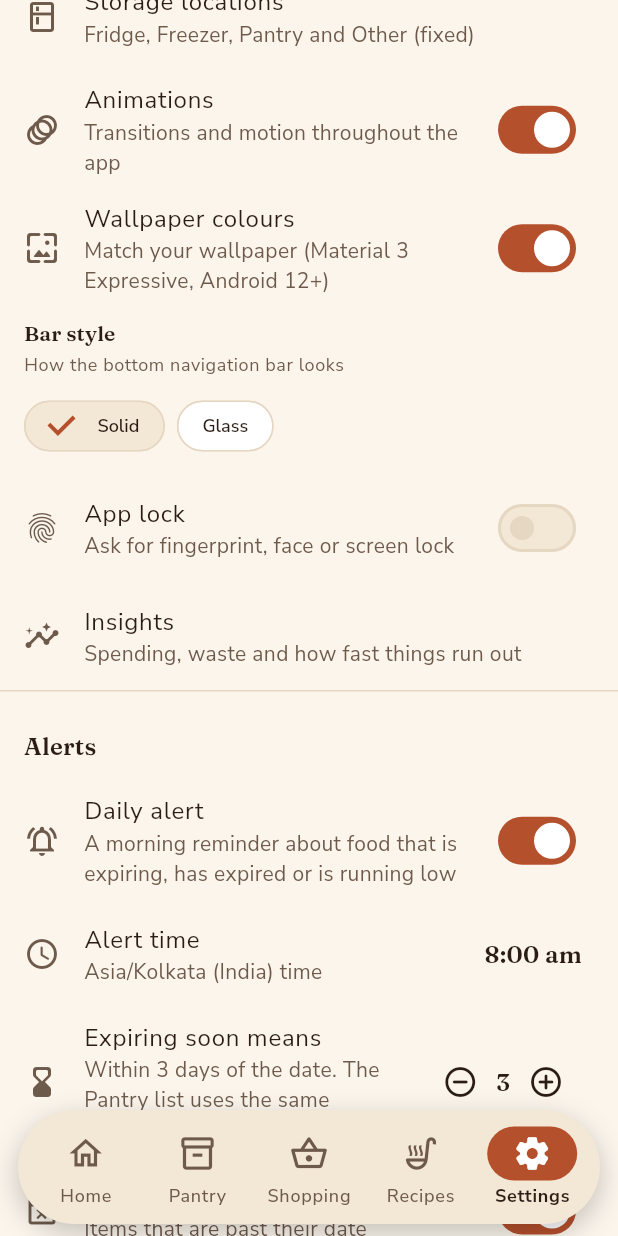
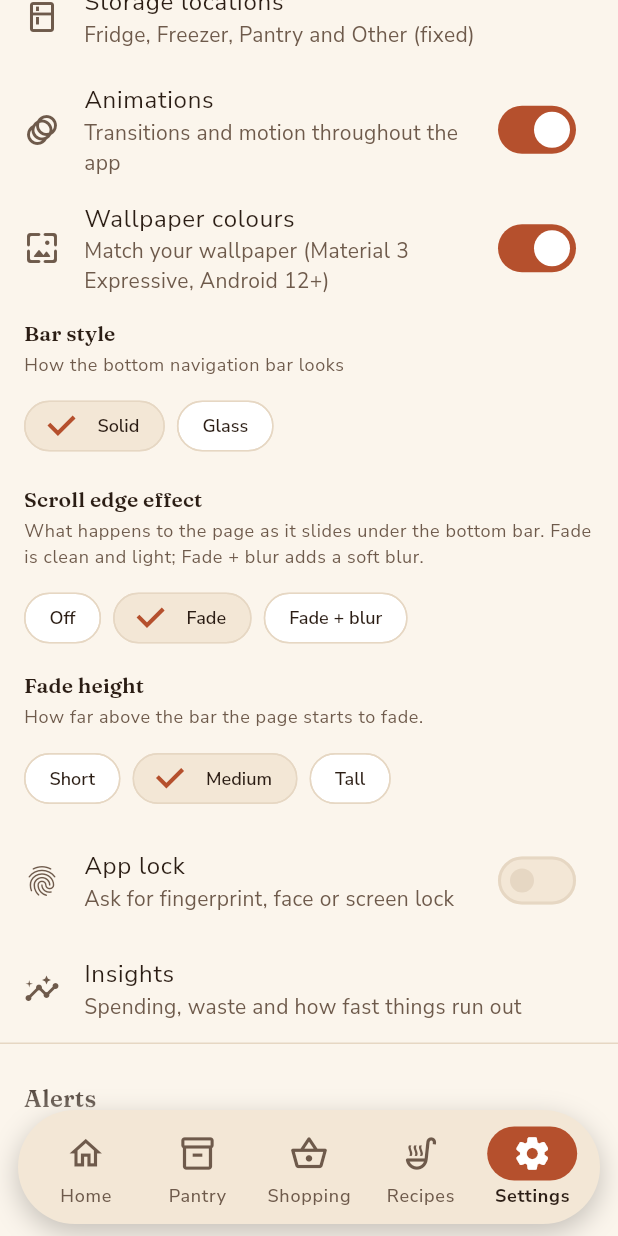
Before and after one commit to adssaketh/akshaya, a Flutter app: the screen it shows after launch, item 5 of the bottom bar chosen, scrolled down 576 dp, on a phone screen of 412 x 824 dp. Run offline on Flutter 3.47's test engine with Material 3 defaults, Android fonts, the phone set to English and light mode, and no system bars; drawn by our look-alikes of dynamic_color; our stand-ins replace cloud_firestore, drift, drift_flutter, file_picker, firebase_ai, firebase_auth and 10 more; missing offline and left inert: firebase_app_check, home_widget, mobile_scanner, quick_actions, record, workmanager; accounts and stored records are empty; statements that could not run were skipped.

Commit message:
Add Scroll edge effect: page fades (or fades and blurs) under the bottom bar
Port of Ping's scroll edge effect: Off / Fade / Fade + blur, blur strength and
fade height, in Settings. Default Fade. Local settings only.

Co-Authored-By: Claude Sonnet 5.5 <noreply@anthropic.com>
Claude-Session: https://claude.ai/code/session_01U5M53a3BWDbCF5tTCZsqAF

```diff
--- a/lib/core/design/design.dart
+++ b/lib/core/design/design.dart
@@ -13,6 +13,7 @@ export 'motion/reveal.dart';
 export 'theme/akshaya_theme.dart';
 export 'theme/design_context.dart';
 export 'tokens/akshaya_colors.dart';
+export 'widgets/scroll_edge_effect.dart';
 export 'tokens/layout_tokens.dart';
 export 'tokens/status_kind.dart';
 export 'typography/akshaya_text.dart';
--- a/lib/core/design/tokens/layout_tokens.dart
+++ b/lib/core/design/tokens/layout_tokens.dart
@@ -70,6 +70,16 @@ abstract final class AppSizes {
   static const double navShadowOffset = 6;
   static const double navShadowAlpha = 0.22;
   static const double navShadowAlphaDark = 0.55;
+  static const double edgeFadeShort = 12;
+  static const double edgeFadeMedium = 24;
+  static const double edgeFadeTall = 44;
+  static const double edgeBlurLight = 3;
+  static const double edgeBlurMedium = 5;
+  static const double edgeBlurStrong = 8;
+  static const int edgeBlurBands = 3;
+  static const double edgeSolidHideFactor = 0.45;
+  static const double edgeGlassFullFactor = 0.8;
+  static const double edgeGlassExtraFactor = 0.6;
   static const double navGlassEdgeWidth = 1;
   static const double navGlassEdgeAlpha = 0.5;
   static const double navGlassEdgeAlphaDark = 0.2;
--- /dev/null
+++ b/lib/core/design/widgets/scroll_edge_effect.dart
@@ -0,0 +1,105 @@
+import 'dart:ui' show ImageFilter;
+
+import 'package:flutter/material.dart';
+
+import '../theme/design_context.dart';
+import '../tokens/layout_tokens.dart';
+
+/// What happens to content as it slides under the floating bottom bar.
+enum ScrollEdgeKind { off, fade, blur }
+
+/// Fades (and optionally blurs) the bottom of [child], so lists vanish
+/// cleanly under the floating bar instead of being cut off or showing through
+/// as readable text. The same idea as Ping's "Scroll edge effect".
+///
+/// [barHeight] is the height of the bar the content runs under, measured from
+/// the screen bottom. A solid bar hides content itself, so the fade is gone
+/// by the middle of the bar and back in full a little above it; a glass bar
+/// shows content through it, so the fade starts at the screen edge.
+class ScrollEdgeEffect extends StatelessWidget {
+  const ScrollEdgeEffect({
+    super.key,
+    required this.child,
+    required this.kind,
+    required this.barHeight,
+    required this.glass,
+    this.fadeExtra = AppSizes.edgeFadeMedium,
+    this.blurSigma = AppSizes.edgeBlurMedium,
+  });
+
+  final Widget child;
+  final ScrollEdgeKind kind;
+  final double barHeight;
+  final bool glass;
+
+  /// Extra height of the fade zone above the bar.
+  final double fadeExtra;
+
+  /// Gaussian sigma of the strongest blur band (blur kind only).
+  final double blurSigma;
+
+  /// Distance from the screen bottom where content is fully gone.
+  double get hide => glass ? 0 : barHeight * AppSizes.edgeSolidHideFactor;
+
+  /// Distance from the screen bottom where content is fully visible again.
+  double get full => glass
+      ? barHeight * AppSizes.edgeGlassFullFactor +
+          fadeExtra * AppSizes.edgeGlassExtraFactor
+      : barHeight + fadeExtra;
+
+  @override
+  Widget build(BuildContext context) {
+    if (kind == ScrollEdgeKind.off || barHeight <= 0) {
+      return child;
+    }
+    final Color opaque = context.akColors.surface;
+    final double hideAt = hide;
+    final double fullAt = full;
+
+    final Widget faded = ShaderMask(
+      blendMode: BlendMode.dstIn,
+      shaderCallback: (Rect rect) {
+        final double h = rect.height <= 0 ? 1 : rect.height;
+        final double a = ((h - fullAt) / h).clamp(0.0, 1.0);
+        final double b = ((h - hideAt) / h).clamp(a, 1.0);
+        return LinearGradient(
+          begin: Alignment.topCenter,
+          end: Alignment.bottomCenter,
+          colors: <Color>[opaque, opaque, Colors.transparent],
+          stops: <double>[0, a, b],
+        ).createShader(rect);
+      },
+      child: child,
+    );
+    if (kind == ScrollEdgeKind.fade) {
+      return faded;
+    }
+
+    // Blur: a few bands, strongest next to the bar, none where content is
+    // fully visible. A real gradient blur is not available, so bands step.
+    final double band = fullAt / AppSizes.edgeBlurBands;
+    return Stack(
+      children: <Widget>[
+        Positioned.fill(child: faded),
+        for (int i = 0; i < AppSizes.edgeBlurBands; i++)
+          Positioned(
+            left: 0,
+            right: 0,
+            bottom: band * i,
+            height: band,
+            child: IgnorePointer(
+              child: ClipRect(
+                child: BackdropFilter(
+                  filter: ImageFilter.blur(
+                    sigmaX: blurSigma * (1 - i / AppSizes.edgeBlurBands),
+                    sigmaY: blurSigma * (1 - i / AppSizes.edgeBlurBands),
+                  ),
+                  child: const SizedBox.expand(),
+                ),
+              ),
+            ),
+          ),
+      ],
+    );
+  }
+}
--- a/lib/features/settings/domain/app_settings.dart
+++ b/lib/features/settings/domain/app_settings.dart
@@ -1,3 +1,5 @@
+import 'package:akshaya/core/design/design.dart';
+
 import '../../pantry/domain/unit.dart';
 
 /// Keys of the general settings (stored per phone, never synced).
@@ -12,6 +14,9 @@ abstract final class AppSettingKeys {
   static const String glassAlpha = 'app.glass_alpha';
   static const String glassBlur = 'app.glass_blur';
   static const String glassEdge = 'app.glass_edge';
+  static const String edgeEffect = 'app.edge_effect';
+  static const String edgeBlur = 'app.edge_blur';
+  static const String edgeFade = 'app.edge_fade';
 }
 
 /// Light, dark, or follow the phone.
@@ -81,6 +86,72 @@ enum GlassBlur {
   }
 }
 
+/// What happens to the page as it slides under the bottom bar.
+enum EdgeEffect {
+  off('off', 'Off', ScrollEdgeKind.off),
+  fade('fade', 'Fade', ScrollEdgeKind.fade),
+  blur('blur', 'Fade + blur', ScrollEdgeKind.blur);
+
+  const EdgeEffect(this.key, this.label, this.kind);
+
+  final String key;
+  final String label;
+  final ScrollEdgeKind kind;
+
+  static EdgeEffect fromKey(String? text) {
+    for (final EdgeEffect e in EdgeEffect.values) {
+      if (e.key == text) {
+        return e;
+      }
+    }
+    return EdgeEffect.fade;
+  }
+}
+
+/// How strongly the page blurs in the fade zone (Fade + blur only).
+enum EdgeBlur {
+  light('light', 'Light', AppSizes.edgeBlurLight),
+  medium('medium', 'Medium', AppSizes.edgeBlurMedium),
+  strong('strong', 'Strong', AppSizes.edgeBlurStrong);
+
+  const EdgeBlur(this.key, this.label, this.sigma);
+
+  final String key;
+  final String label;
+  final double sigma;
+
+  static EdgeBlur fromKey(String? text) {
+    for (final EdgeBlur e in EdgeBlur.values) {
+      if (e.key == text) {
+        return e;
+      }
+    }
+    return EdgeBlur.medium;
+  }
+}
+
+/// How tall the fade zone above the bar is.
+enum EdgeFade {
+  short('short', 'Short', AppSizes.edgeFadeShort),
+  medium('medium', 'Medium', AppSizes.edgeFadeMedium),
+  tall('tall', 'Tall', AppSizes.edgeFadeTall);
+
+  const EdgeFade(this.key, this.label, this.extra);
+
+  final String key;
+  final String label;
+  final double extra;
+
+  static EdgeFade fromKey(String? text) {
+    for (final EdgeFade e in EdgeFade.values) {
+      if (e.key == text) {
+        return e;
+      }
+    }
+    return EdgeFade.medium;
+  }
+}
+
 /// Glass opacity (percent of the bar colour that stays opaque) is kept
 /// between these limits, so the bar is never invisible or fully solid.
 const int kGlassAlphaMin = 20;
@@ -103,6 +174,9 @@ final class AppSettings {
     this.glassAlpha = kGlassAlphaDefault,
     this.glassBlur = GlassBlur.strong,
     this.glassEdge = true,
+    this.edgeEffect = EdgeEffect.fade,
+    this.edgeBlur = EdgeBlur.medium,
+    this.edgeFade = EdgeFade.medium,
   });
 
   factory AppSettings.fromMap(Map<String, String> values) {
@@ -120,6 +194,9 @@ final class AppSettings {
           .clamp(kGlassAlphaMin, kGlassAlphaMax),
       glassBlur: GlassBlur.fromKey(values[AppSettingKeys.glassBlur]),
       glassEdge: values[AppSettingKeys.glassEdge] != 'false',
+      edgeEffect: EdgeEffect.fromKey(values[AppSettingKeys.edgeEffect]),
+      edgeBlur: EdgeBlur.fromKey(values[AppSettingKeys.edgeBlur]),
+      edgeFade: EdgeFade.fromKey(values[AppSettingKeys.edgeFade]),
     );
   }
 
@@ -148,6 +225,11 @@ final class AppSettings {
   /// Glass only: a thin light rim around the bar.
   final bool glassEdge;
 
+  /// Scroll edge effect under the bottom bar.
+  final EdgeEffect edgeEffect;
+  final EdgeBlur edgeBlur;
+  final EdgeFade edgeFade;
+
   // Value equality matters: every write to the settings table (including the
   // usage counters that sync and AI bump) rebuilds this object, and without
   // equality the whole app would rebuild each time.
@@ -163,7 +245,10 @@ final class AppSettings {
         other.barStyle == barStyle &&
         other.glassAlpha == glassAlpha &&
         other.glassBlur == glassBlur &&
-        other.glassEdge == glassEdge;
+        other.glassEdge == glassEdge &&
+        other.edgeEffect == edgeEffect &&
+        other.edgeBlur == edgeBlur &&
+        other.edgeFade == edgeFade;
   }
 
   @override
@@ -179,6 +264,9 @@ final class AppSettings {
         glassAlpha,
         glassBlur,
         glassEdge,
+        edgeEffect,
+        edgeBlur,
+        edgeFade,
       );
 
   static Unit _unitFromSymbol(String? symbol) {
--- a/lib/features/settings/presentation/general_section.dart
+++ b/lib/features/settings/presentation/general_section.dart
@@ -159,6 +159,10 @@ class GeneralSection extends ConsumerWidget {
           settings: settings,
           onWrite: (String k, String v) => _write(ref, k, v),
         ),
+        _EdgeEffectBlock(
+          settings: settings,
+          onWrite: (String k, String v) => _write(ref, k, v),
+        ),
         SwitchListTile(
           secondary: const Icon(Icons.fingerprint_rounded),
           title: const Text('App lock'),
@@ -301,3 +305,84 @@ class _BarStyleBlock extends StatelessWidget {
     );
   }
 }
+
+/// "Scroll edge effect": what happens to the page under the bottom bar.
+class _EdgeEffectBlock extends StatelessWidget {
+  const _EdgeEffectBlock({required this.settings, required this.onWrite});
+
+  final AppSettings settings;
+  final Future<void> Function(String key, String value) onWrite;
+
+  @override
+  Widget build(BuildContext context) {
+    final TextTheme text = context.akText;
+    final AkshayaColors colors = context.akColors;
+    final TextStyle? hint =
+        text.bodySmall?.copyWith(color: colors.textSecondary);
+
+    return Padding(
+      padding: const EdgeInsets.symmetric(
+        horizontal: AppSpacing.lg,
+        vertical: AppSpacing.sm,
+      ),
+      child: Column(
+        crossAxisAlignment: CrossAxisAlignment.start,
+        children: <Widget>[
+          Text('Scroll edge effect', style: text.titleSmall),
+          const SizedBox(height: AppSpacing.xs),
+          Text(
+            'What happens to the page as it slides under the bottom bar. '
+            'Fade is clean and light; Fade + blur adds a soft blur.',
+            style: hint,
+          ),
+          const SizedBox(height: AppSpacing.sm),
+          Wrap(
+            spacing: AppSpacing.sm,
+            children: <Widget>[
+              for (final EdgeEffect e in EdgeEffect.values)
+                ChoiceChip(
+                  label: Text(e.label),
+                  selected: settings.edgeEffect == e,
+                  onSelected: (_) => onWrite(AppSettingKeys.edgeEffect, e.key),
+                ),
+            ],
+          ),
+          if (settings.edgeEffect == EdgeEffect.blur) ...<Widget>[
+            const SizedBox(height: AppSpacing.md),
+            Text('Blur strength', style: text.titleSmall),
+            const SizedBox(height: AppSpacing.sm),
+            Wrap(
+              spacing: AppSpacing.sm,
+              children: <Widget>[
+                for (final EdgeBlur b in EdgeBlur.values)
+                  ChoiceChip(
+                    label: Text(b.label),
+                    selected: settings.edgeBlur == b,
+                    onSelected: (_) => onWrite(AppSettingKeys.edgeBlur, b.key),
+                  ),
+              ],
+            ),
+          ],
+          if (settings.edgeEffect != EdgeEffect.off) ...<Widget>[
+            const SizedBox(height: AppSpacing.md),
+            Text('Fade height', style: text.titleSmall),
+            const SizedBox(height: AppSpacing.xs),
+            Text('How far above the bar the page starts to fade.', style: hint),
+            const SizedBox(height: AppSpacing.sm),
+            Wrap(
+              spacing: AppSpacing.sm,
+              children: <Widget>[
+                for (final EdgeFade f in EdgeFade.values)
+                  ChoiceChip(
+                    label: Text(f.label),
+                    selected: settings.edgeFade == f,
+                    onSelected: (_) => onWrite(AppSettingKeys.edgeFade, f.key),
+                  ),
+              ],
+            ),
+          ],
+        ],
+      ),
+    );
+  }
+}
--- a/lib/features/shell/app_shell.dart
+++ b/lib/features/shell/app_shell.dart
@@ -173,7 +173,9 @@ class _AppShellState extends ConsumerState<AppShell> {
       // The tabs run behind the floating bar, so nothing is cut off in a
       // straight line above it.
       extendBody: true,
-      body: IndexedStack(
+      body: _EdgeBody(
+        settings: ref.watch(appSettingsProvider),
+        child: IndexedStack(
         index: _index,
         children: <Widget>[
           TabPane(
@@ -189,6 +191,7 @@ class _AppShellState extends ConsumerState<AppShell> {
           TabPane(active: _index == 3, child: const RecipesScreen()),
           TabPane(active: _index == 4, child: const SettingsScreen()),
         ],
+        ),
       ),
       bottomNavigationBar: AkshayaNavBar(
         glass: _glass(ref.watch(appSettingsProvider)),
@@ -225,3 +228,24 @@ class _AppShellState extends ConsumerState<AppShell> {
     );
   }
 }
+
+/// Fades (or blurs) the page where it slides under the floating bar.
+class _EdgeBody extends StatelessWidget {
+  const _EdgeBody({required this.settings, required this.child});
+
+  final AppSettings settings;
+  final Widget child;
+
+  @override
+  Widget build(BuildContext context) {
+    return ScrollEdgeEffect(
+      kind: settings.edgeEffect.kind,
+      // With extendBody the body's bottom padding is the bar's full height.
+      barHeight: MediaQuery.paddingOf(context).bottom,
+      glass: settings.barStyle == BarStyle.glass,
+      fadeExtra: settings.edgeFade.extra,
+      blurSigma: settings.edgeBlur.sigma,
+      child: child,
+    );
+  }
+}
```
Also changed, not shown: 2 other files.
